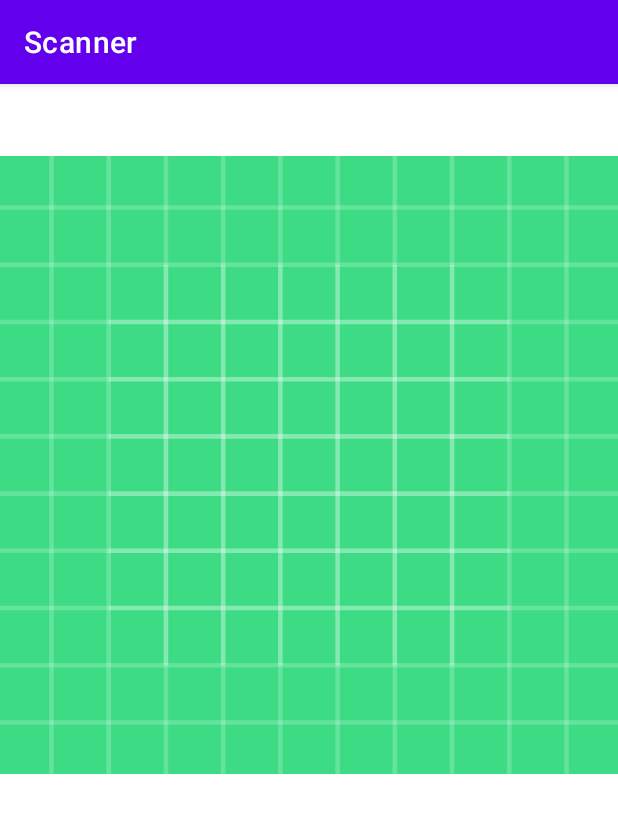
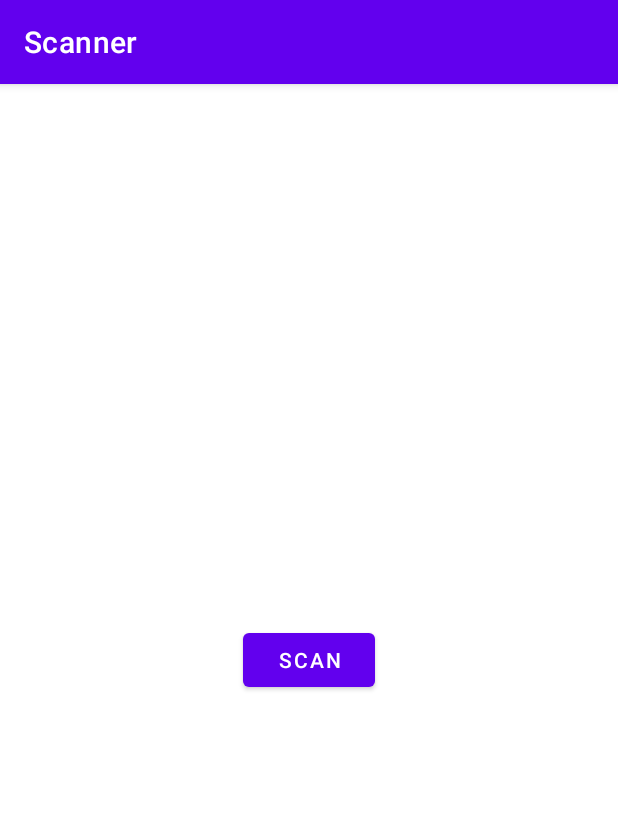
Before and after one commit to enriqueseor/qr-scanner, an Android app: the screen it shows after launch (MainActivity), on a phone screen of 412 x 824 dp. Shown: the top 813 px of the screen. Run offline under Robolectric (Android 15) with nearby library versions, the phone set to English and light mode, and no system bars.

Commit message:
scan button added

```diff
--- a/app/src/main/AndroidManifest.xml
+++ b/app/src/main/AndroidManifest.xml
@@ -10,6 +10,11 @@
         android:roundIcon="@mipmap/ic_launcher_round"
         android:supportsRtl="true"
         android:theme="@style/Theme.QrCodeScanner">
+
+        <activity
+            android:name=".ScannerActivity"
+            android:exported="false"/>
+
         <activity
             android:name=".MainActivity"
             android:exported="true">
--- a/app/src/main/java/com/teknos/qrcodescanner/MainActivity.kt
+++ b/app/src/main/java/com/teknos/qrcodescanner/MainActivity.kt
@@ -1,83 +1,24 @@
 package com.teknos.qrcodescanner
 
-import android.Manifest
 import android.content.Intent
-import android.content.pm.PackageManager
-import android.net.Uri
-import android.os.Build
 import android.os.Bundle
-import android.util.Log
+import android.widget.Button
 import androidx.appcompat.app.AppCompatActivity
-import androidx.constraintlayout.widget.ConstraintLayout
-import com.google.zxing.Result
-import me.dm7.barcodescanner.zxing.ZXingScannerView
 
-class MainActivity : AppCompatActivity(), ZXingScannerView.ResultHandler {
-
-    private val PERMISSION_REQUEST_CAMERA: Int = 1
-    private var mScannerView: ZXingScannerView? = null
-    private var cameraOn = false
-    private var contentFrame: ConstraintLayout? = null
+class MainActivity : AppCompatActivity() {
 
     override fun onCreate(savedInstanceState: Bundle?) {
         super.onCreate(savedInstanceState)
         setContentView(R.layout.activity_main)
-        contentFrame = findViewById(R.id.contentFrame)
-        mScannerView = ZXingScannerView(this)
-        cameraOn = false
-        Log.i("AD_C11", "onCreate")
-        captureQR()
+
+        scanActivity()
     }
 
-    private fun startCamera() {
-        Log.i("AD_C11", "startCamera")
-        contentFrame!!.addView(mScannerView)
-        mScannerView?.setResultHandler(this)
-        mScannerView?.startCamera()
-        cameraOn = true
-    }
-
-    private fun stopCamera() {
-        Log.i("AD_C11", "stopCamera")
-        mScannerView?.stopCamera()
-        contentFrame!!.removeView(mScannerView)
-        cameraOn = false
-    }
-
-    override fun handleResult(rawResult: Result?) {
-        Log.i("AD_C11", "handleResult")
-        if (rawResult != null) {
-            val openURL = Intent(Intent.ACTION_VIEW)
-            openURL.data = Uri.parse(rawResult.text)
-            startActivity(openURL)
-        }
-        stopCamera()
-    }
-
-    override fun onBackPressed() {
-        Log.i("AD_C11", "onBackPressed")
-        if (cameraOn) {
-            stopCamera()
-        } else {
-            // defect state
-            super.onBackPressed()
-        }
-    }
-
-    override fun onPause() {
-        Log.i("AD_C11", "onPause")
-        if (cameraOn) stopCamera()
-        super.onPause()
-    }
-
-    private fun captureQR() {
-        Log.i("AD_C11", "captureQR")
-        if (Build.VERSION.SDK_INT >= 25) {
-            if (checkSelfPermission(Manifest.permission.CAMERA) == PackageManager.PERMISSION_GRANTED) {
-                startCamera()
-            } else {
-                requestPermissions(arrayOf(Manifest.permission.CAMERA), PERMISSION_REQUEST_CAMERA)
-            }
+    private fun scanActivity() {
+        val btn = findViewById<Button>(R.id.btnScan)
+        btn.setOnClickListener {
+            val myIntent = Intent(this@MainActivity, ScannerActivity::class.java)
+            this@MainActivity.startActivity(myIntent)
         }
     }
 }
--- a/app/src/main/res/layout/activity_main.xml
+++ b/app/src/main/res/layout/activity_main.xml
@@ -1,23 +1,19 @@
 <?xml version="1.0" encoding="utf-8"?>
 <androidx.constraintlayout.widget.ConstraintLayout xmlns:android="http://schemas.android.com/apk/res/android"
-    xmlns:app="http://schemas.android.com/apk/res-auto"
     xmlns:tools="http://schemas.android.com/tools"
-    android:id="@+id/contentFrame"
     android:layout_width="match_parent"
     android:layout_height="match_parent"
-    android:orientation="vertical"
-    app:layoutDescription="@xml/activity_main_scene"
+    xmlns:app="http://schemas.android.com/apk/res-auto"
     tools:context=".MainActivity">
 
-    <ImageView
-        android:id="@+id/imageView"
-        android:layout_width="match_parent"
-        android:layout_height="500dp"
-        android:layout_marginTop="4dp"
+    <Button
+        android:id="@+id/btnScan"
+        android:layout_width="wrap_content"
+        android:layout_height="wrap_content"
+        android:text="@string/scan"
+        app:layout_constraintBottom_toBottomOf="parent"
         app:layout_constraintEnd_toEndOf="parent"
-        app:layout_constraintHorizontal_bias="0.444"
         app:layout_constraintStart_toStartOf="parent"
-        app:layout_constraintTop_toTopOf="parent"
-        app:srcCompat="@drawable/ic_launcher_background"
-        tools:ignore="ContentDescription" />
+        app:layout_constraintTop_toTopOf="parent" />
+
 </androidx.constraintlayout.widget.ConstraintLayout>
--- a/app/src/main/res/values/strings.xml
+++ b/app/src/main/res/values/strings.xml
@@ -1,4 +1,5 @@
 <resources>
     <string name="app_name">Scanner</string>
     <string name="textview">TextView</string>
+    <string name="scan">SCAN</string>
 </resources>
--- a/build.gradle
+++ b/build.gradle
@@ -1,8 +1,8 @@
 // Top-level build file where you can add configuration options common to all sub-projects/modules.
 plugins {
-    id 'com.android.application' version '7.3.1' apply false
-    id 'com.android.library' version '7.3.1' apply false
-    id 'org.jetbrains.kotlin.android' version '1.6.10' apply false
+    id 'com.android.application' version '7.4.2' apply false
+    id 'com.android.library' version '7.4.2' apply false
+    id 'org.jetbrains.kotlin.android' version '1.6.21' apply false
 }
 
 task clean(type: Delete) {
```
Also changed, not shown: app/src/main/java/com/teknos/qrcodescanner/scannerActivity.kt (added, +86 -0 lines), app/src/main/res/layout/activity_scanner.xml (added, +22 -0 lines), gradle/wrapper/gradle-wrapper.properties.
